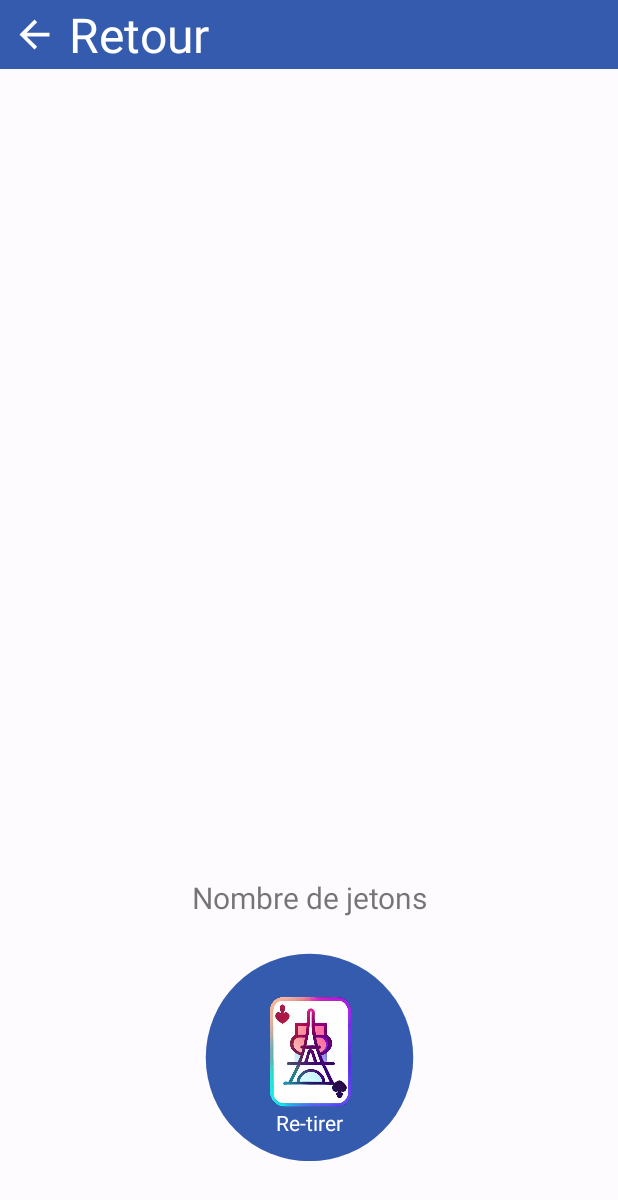
After one commit to MAXCOEUR/citycards, an Android app: the layout fragment_tirage.xml on its own in the app's theme, with its tools: preview values and no code run, on a phone screen of 412 x 824 dp. The commit adds this screen. Shown: the top 1200 px of the screen. Run offline under Robolectric (Android 15) with nearby library versions, the phone set to English and light mode, and no system bars; network calls fail.

Commit message:
Random start

```diff
--- a/app/src/main/java/com/example/citycards/Model/City.kt
+++ b/app/src/main/java/com/example/citycards/Model/City.kt
@@ -49,14 +49,16 @@ data class City(
         }
     }
     companion object {
-        fun getPlagePop(nbrRang:Int): Pair<Int, Int>? {
+        fun getPlagePop(nbrRang:Int): Pair<Int, Int> {
             return when {
                 nbrRang == 5 -> Pair(0, 50000)
                 nbrRang == 4 -> Pair(50000, 100000)
                 nbrRang == 3 -> Pair(100000, 180000)
                 nbrRang == 2 -> Pair(180000, 500000)
                 nbrRang == 1 -> Pair(500000, Int.MAX_VALUE)
-                else -> {null}
+                else-> {
+                    Pair(0,Int.MAX_VALUE)
+                }
             }
         }
     }
--- /dev/null
+++ b/app/src/main/java/com/example/citycards/View/Main/Tirage/TirageFragment.kt
@@ -0,0 +1,5 @@
+package com.example.citycards.View.Main.Tirage
+
+class TirageFragment {
+
+}
--- a/app/src/main/java/com/example/citycards/View/Main/home/HomeFragment.kt
+++ b/app/src/main/java/com/example/citycards/View/Main/home/HomeFragment.kt
@@ -8,20 +8,28 @@ import android.widget.ImageButton
 import android.widget.ImageView
 import android.widget.Switch
 import android.widget.TextView
+import android.widget.Toast
 import androidx.fragment.app.Fragment
+import androidx.fragment.app.activityViewModels
+import com.example.citycards.Model.City
+import com.example.citycards.Model.QueryDataCity
+import com.example.citycards.Model.User
 import com.example.citycards.R
+import com.example.citycards.Repository.UserRepository
+import com.example.citycards.View.Main.MainViewModel
+import kotlin.random.Random
+import kotlin.random.nextInt
 
 class HomeFragment : Fragment() {
-
+    var user = UserRepository.getUserLogin();
+    val mainViewModel by activityViewModels<MainViewModel>()
+    val query = QueryDataCity()
     override fun onCreateView(
         inflater: LayoutInflater,
         container: ViewGroup?,
         savedInstanceState: Bundle?
     ): View {
         return inflater.inflate(R.layout.fragment_home, container, false)
-
-
-
     }
 
     override fun onViewCreated(view: View, savedInstanceState: Bundle?) {
@@ -47,7 +55,22 @@ class HomeFragment : Fragment() {
                 texte_carte.text="Tirer 1 carte";
                 image_carte.setImageResource(R.drawable.img_logo);
             }
+        }
+        image_rond.setOnClickListener{
+            if(user.token<10){
+                Toast.makeText(this.context,"Il faut au minimum 10 jetons", Toast.LENGTH_LONG).show()
+            }
+            else{
+                user.token=user.token-10
+                var rang= Random.nextInt(1,6)
+                var plage= City.getPlagePop(rang)
+                val cityResponseCreate = mainViewModel.getCitysRandom(offset=1,plage.first,plage.second)
+                cityResponseCreate.observe(viewLifecycleOwner) { cityListe ->
+                    cityListe.body()?.let {
 
+                    }
+                }
+            }
         }
     }
     companion object {
--- /dev/null
+++ b/app/src/main/res/layout/fragment_tirage.xml
@@ -0,0 +1,113 @@
+<?xml version="1.0" encoding="utf-8"?>
+<androidx.constraintlayout.widget.ConstraintLayout xmlns:android="http://schemas.android.com/apk/res/android"
+    xmlns:app="http://schemas.android.com/apk/res-auto"
+    xmlns:tools="http://schemas.android.com/tools"
+    android:layout_width="match_parent"
+    android:layout_height="match_parent">
+
+    <androidx.constraintlayout.widget.ConstraintLayout
+        android:id="@+id/constraintLayout"
+        android:layout_width="0dp"
+        android:layout_height="wrap_content"
+        android:background="@color/primary"
+        app:layout_constraintEnd_toEndOf="parent"
+        app:layout_constraintHorizontal_bias="0.0"
+        app:layout_constraintStart_toStartOf="parent"
+        app:layout_constraintTop_toTopOf="parent">
+
+        <TextView
+            android:id="@+id/tv_Titre"
+            android:layout_width="0dp"
+            android:layout_height="wrap_content"
+            android:layout_marginStart="@dimen/taille8"
+            android:text="Retour"
+            android:textColor="@color/onPrimary"
+            android:textSize="@dimen/Fonttaille32"
+            app:layout_constraintBottom_toBottomOf="parent"
+            app:layout_constraintEnd_toEndOf="parent"
+            app:layout_constraintStart_toEndOf="@+id/bt_back"
+            app:layout_constraintTop_toTopOf="parent" />
+
+        <ImageButton
+            android:id="@+id/bt_back"
+            android:layout_width="30dp"
+            android:layout_height="30dp"
+            android:layout_margin="@dimen/taille8"
+            android:background="@drawable/img_arrow_left"
+            android:padding="@dimen/taille32"
+            app:layout_constraintBottom_toBottomOf="parent"
+            app:layout_constraintStart_toStartOf="parent"
+            app:layout_constraintTop_toTopOf="parent" />
+
+    </androidx.constraintlayout.widget.ConstraintLayout>
+
+    <androidx.core.widget.NestedScrollView
+        android:layout_width="match_parent"
+        android:layout_height="match_parent"
+        android:fillViewport="true"
+        app:layout_constraintTop_toBottomOf="@+id/constraintLayout">
+
+        <androidx.constraintlayout.widget.ConstraintLayout
+            android:layout_width="match_parent"
+            android:layout_height="wrap_content">
+
+            <androidx.constraintlayout.widget.ConstraintLayout
+                android:layout_width="230dp"
+                android:layout_height="197dp"
+                app:layout_constraintBottom_toBottomOf="parent"
+                app:layout_constraintEnd_toEndOf="parent"
+                app:layout_constraintStart_toStartOf="parent"
+                app:layout_constraintTop_toTopOf="parent"
+                app:layout_constraintVertical_bias="0.92">
+
+                <TextView
+                    android:id="@+id/nb_jeton"
+                    android:layout_width="match_parent"
+                    android:layout_height="wrap_content"
+                    android:layout_marginTop="@dimen/taille8"
+                    android:text="Nombre de jetons"
+                    android:textAlignment="center"
+                    android:textSize="20sp"
+                    app:layout_constraintTop_toTopOf="parent" />
+
+                <ImageButton
+                    android:id="@+id/image_rond"
+                    android:layout_width="139dp"
+                    android:layout_height="186dp"
+                    android:backgroundTint="#00FFFFFF"
+                    android:scaleType="centerCrop"
+                    android:src="@drawable/back_rond_ouverture_x1"
+                    app:layout_constraintEnd_toEndOf="parent"
+                    app:layout_constraintStart_toStartOf="parent"
+                    app:layout_constraintTop_toBottomOf="@+id/nb_jeton" />
+
+                <ImageView
+                    android:id="@+id/image_carte_1"
+                    android:layout_width="154dp"
+                    android:layout_height="113dp"
+                    android:scaleType="centerInside"
+                    android:scaleX="0.65"
+                    android:scaleY="0.65"
+                    android:src="@drawable/img_logo"
+                    app:layout_constraintBottom_toBottomOf="@+id/image_rond"
+                    app:layout_constraintEnd_toEndOf="@+id/image_rond"
+                    app:layout_constraintHorizontal_bias="0.466"
+                    app:layout_constraintStart_toStartOf="@+id/image_rond"
+                    app:layout_constraintTop_toBottomOf="@+id/nb_jeton"
+                    app:layout_constraintVertical_bias="0.452" />
+
+                <TextView
+                    android:id="@+id/tirer_carte"
+                    android:layout_width="wrap_content"
+                    android:layout_height="wrap_content"
+                    android:layout_marginBottom="40dp"
+                    android:text="Re-tirer"
+                    android:textColor="#FFFFFF"
+                    app:layout_constraintBottom_toBottomOf="@+id/image_rond"
+                    app:layout_constraintEnd_toEndOf="parent"
+                    app:layout_constraintStart_toStartOf="parent" />
+            </androidx.constraintlayout.widget.ConstraintLayout>
+
+        </androidx.constraintlayout.widget.ConstraintLayout>
+    </androidx.core.widget.NestedScrollView>
+</androidx.constraintlayout.widget.ConstraintLayout>
```
